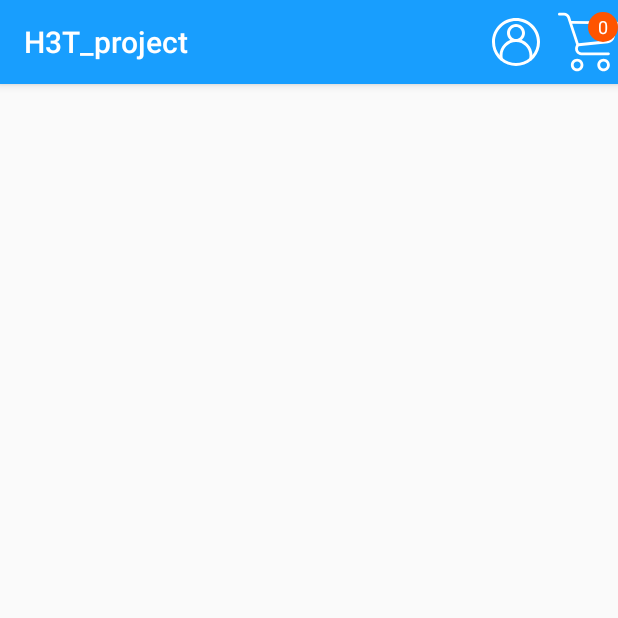
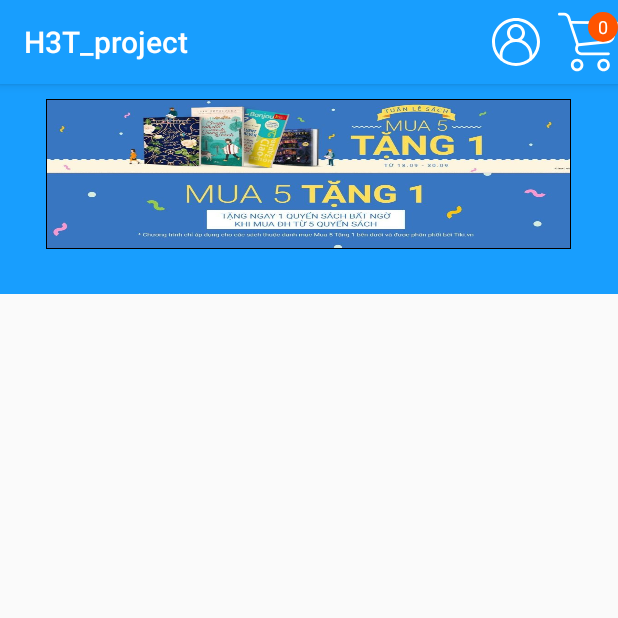
Before and after one commit to phanminhhoang2110/Android-Final-Project, an Android app: the screen it shows after launch (HomePageActivity), on a phone screen of 412 x 824 dp, the top half of it. Run offline under Robolectric (Android 15) with nearby library versions, the phone set to English and light mode, and no system bars.

Commit message:
Fix homepage temp

```diff
--- a/app/src/main/res/layout/activity_home_page.xml
+++ b/app/src/main/res/layout/activity_home_page.xml
@@ -18,4 +18,16 @@
     app:layout_constraintTop_toTopOf="parent"
     app:layout_constraintVertical_bias="0.0" />
 
+  <include
+    layout="@layout/home_page_slideshow_layout"
+    android:id="@+id/categoryRecyclerView"
+    android:layout_width="0dp"
+    android:layout_height="wrap_content"
+    app:layout_constraintBottom_toBottomOf="parent"
+    app:layout_constraintEnd_toEndOf="parent"
+    app:layout_constraintHorizontal_bias="0.0"
+    app:layout_constraintStart_toStartOf="parent"
+    app:layout_constraintTop_toBottomOf="@+id/toolbar"
+    app:layout_constraintVertical_bias="0.0" />
+
 </androidx.constraintlayout.widget.ConstraintLayout>
```
Also changed, not shown: app/src/main/java/com/example/h3t_project/activity/HomePageActivity.java (+11 -14 lines).
